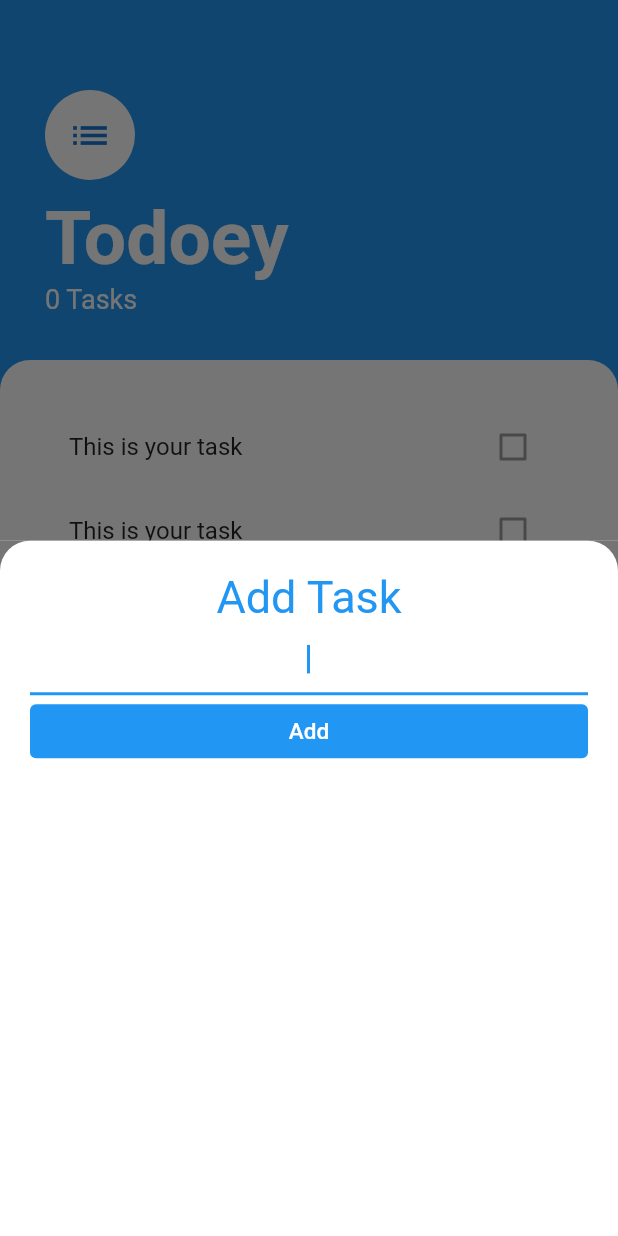
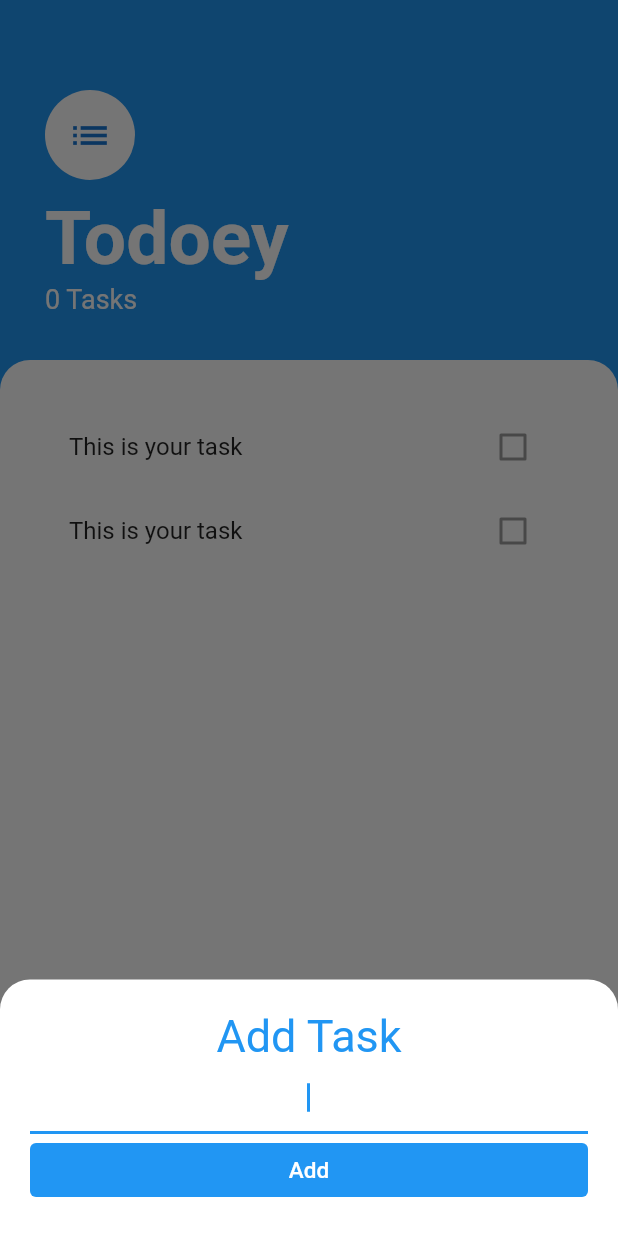
Before and after one commit to Sherry-jsp/todoey, a Flutter app: the screen it shows after launch, after a tap on the "add" icon, on a phone screen of 412 x 824 dp. Run offline on Flutter 3.47's test engine with Material 2 defaults, Android fonts, the phone set to English and light mode, and no system bars.

Commit message:
fix: keyboard no longer cover the bottom sheet content

```diff
--- a/lib/screens/addTaskScreen.dart
+++ b/lib/screens/addTaskScreen.dart
@@ -3,17 +3,8 @@ import 'package:flutter/material.dart';
 class AddTaskScreen extends StatelessWidget {
   @override
   Widget build(BuildContext context) {
-    return Container(
-      color: const Color(0xFF757575),
-      child: Container(
-        padding: EdgeInsets.all(20.0),
-        decoration: const BoxDecoration(
-          color: Colors.white,
-          borderRadius: BorderRadius.only(
-            topRight: Radius.circular(20.0),
-            topLeft: Radius.circular(20.0),
-          ),
-        ),
+    return Padding(
+      padding: const EdgeInsets.all(20.0),
       child: Column(
         crossAxisAlignment: CrossAxisAlignment.stretch,
         children: [
@@ -25,7 +16,7 @@ class AddTaskScreen extends StatelessWidget {
               color: Colors.blue,
             ),
           ),
-            TextField(
+          const TextField(
             autofocus: true,
             textAlign: TextAlign.center,
           ),
@@ -44,7 +35,6 @@ class AddTaskScreen extends StatelessWidget {
           ),
         ],
       ),
-      ),
     );
   }
 }
--- a/lib/screens/taskscreen.dart
+++ b/lib/screens/taskscreen.dart
@@ -10,8 +10,21 @@ class TasksScreen extends StatelessWidget {
       floatingActionButton: FloatingActionButton(
         onPressed: () {
           showModalBottomSheet(
+            isScrollControlled: true,
             context: context,
-            builder: (context) => AddTaskScreen(),
+            shape: const RoundedRectangleBorder(
+              borderRadius: BorderRadius.vertical(
+                top: Radius.circular(20),
+              ),
+            ),
+            backgroundColor: Colors.white,
+            clipBehavior: Clip.antiAliasWithSaveLayer,
+            builder: (context) => SingleChildScrollView(
+              child: Container(
+                padding: EdgeInsets.only(bottom: MediaQuery.of(context).viewInsets.bottom),
+                child: AddTaskScreen(),
+              ),
+            ),
           );
         },
         backgroundColor: Colors.blue,
```
Lines whose indentation alone changed are shown as unchanged.
